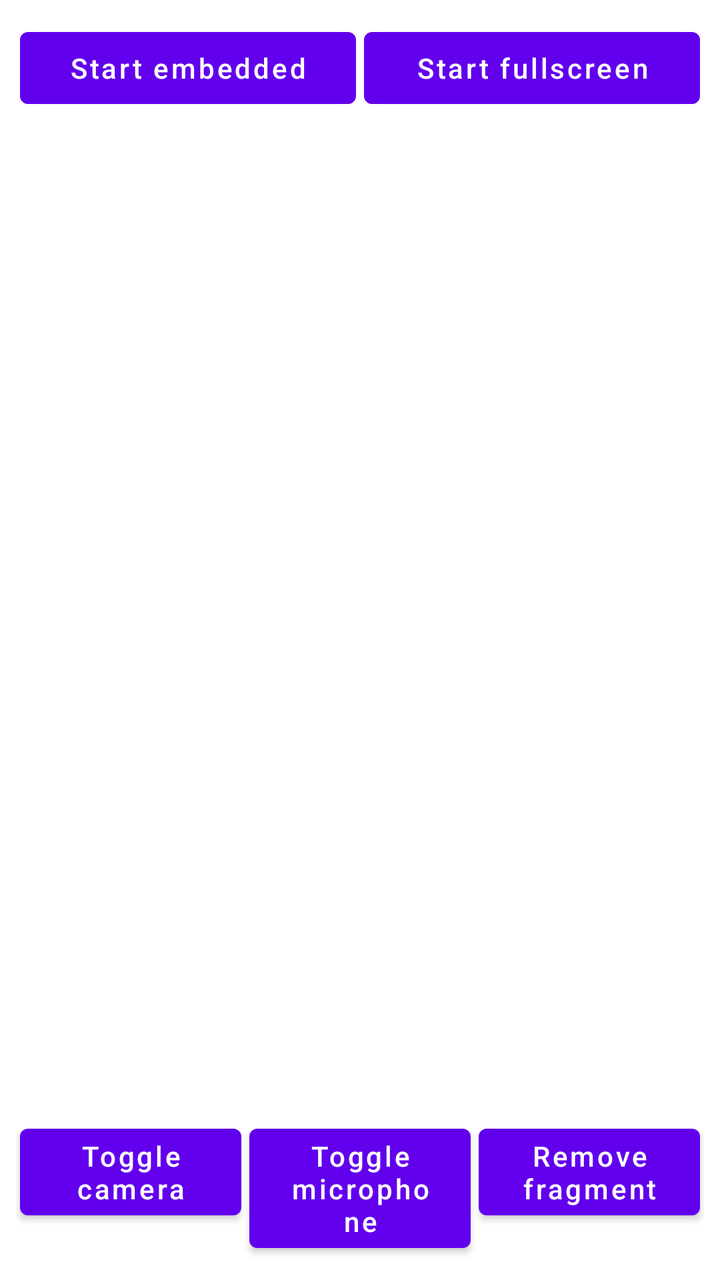
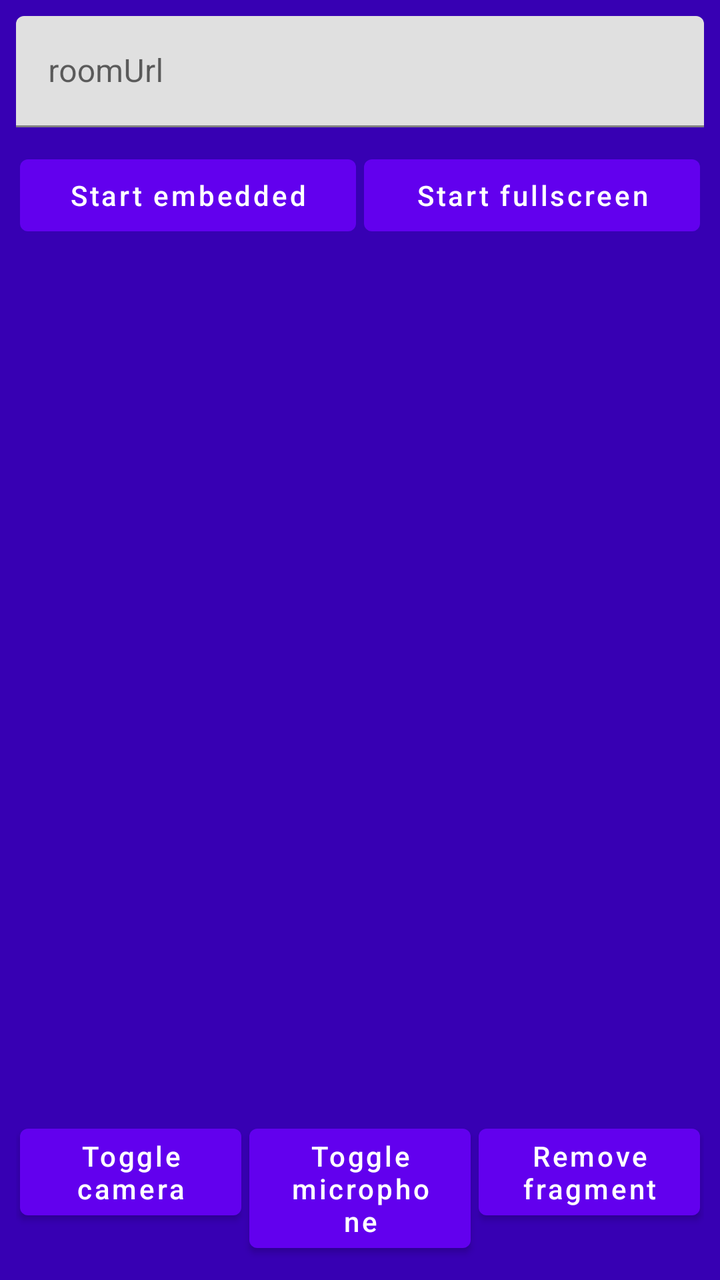

Before-and-after screenshots of an Android layout around one commit, followed by the original layout XML and the change that was made.
<!-- AndroidManifest.xml: application theme Theme.DemoApp -->
<!-- res/layout/activity_main.xml -->
<?xml version="1.0" encoding="utf-8"?>
<androidx.constraintlayout.widget.ConstraintLayout xmlns:android="http://schemas.android.com/apk/res/android"
    xmlns:app="http://schemas.android.com/apk/res-auto"
    xmlns:tools="http://schemas.android.com/tools"
    android:layout_width="match_parent"
    android:layout_height="match_parent"
    tools:context=".MainActivity">

    <LinearLayout
        android:id="@+id/layout_join_room"
        android:layout_width="match_parent"
        android:layout_height="wrap_content"
        android:gravity="center"
        android:padding="8dp"
        app:layout_constraintEnd_toEndOf="parent"
        app:layout_constraintStart_toStartOf="parent"
        app:layout_constraintTop_toTopOf="parent">

        <Button
            android:id="@+id/button_start_embedded"
            android:layout_width="0dp"
            android:layout_height="wrap_content"
            android:layout_margin="2dp"
            android:layout_weight="1"
            android:text="Start embedded" />

        <Button
            android:id="@+id/button_start_fullscreen"
            android:layout_width="0dp"
            android:layout_height="wrap_content"
            android:layout_margin="2dp"
            android:layout_weight="1"
            android:text="Start fullscreen" />

    </LinearLayout>

    <FrameLayout
        android:id="@+id/layout_fragment_container_embedded"
        android:layout_width="match_parent"
        android:layout_height="0dp"
        android:layout_marginStart="16dp"
        android:layout_marginEnd="16dp"
        app:layout_constraintBottom_toTopOf="@+id/layout_media_buttons"
        app:layout_constraintEnd_toEndOf="parent"
        app:layout_constraintHorizontal_bias="0.494"
        app:layout_constraintStart_toStartOf="parent"
        app:layout_constraintTop_toBottomOf="@+id/layout_join_room" />

    <LinearLayout
        android:id="@+id/layout_media_buttons"
        android:layout_width="match_parent"
        android:layout_height="wrap_content"
        android:padding="8dp"
        app:layout_constraintBottom_toBottomOf="parent"
        app:layout_constraintEnd_toEndOf="parent"
        app:layout_constraintStart_toStartOf="parent">

        <Button
            android:id="@+id/button_toggle_camera"
            android:layout_width="0dp"
            android:layout_height="wrap_content"
            android:layout_margin="2dp"
            android:layout_weight="1"
            android:text="Toggle camera" />

        <Button
            android:id="@+id/button_toggle_microphone"
            android:layout_width="0dp"
            android:layout_height="wrap_content"
            android:layout_margin="2dp"
            android:layout_weight="1"
            android:text="Toggle microphone" />

        <Button
            android:id="@+id/button_remove_fragment"
            android:layout_width="0dp"
            android:layout_height="wrap_content"
            android:layout_margin="2dp"
            android:layout_weight="1"
            android:text="Remove fragment" />

    </LinearLayout>

    <FrameLayout
        android:id="@+id/layout_fragment_container_fullscreen"
        android:layout_width="match_parent"
        android:layout_height="match_parent" />


</androidx.constraintlayout.widget.ConstraintLayout>
<!-- resources referenced by this layout -->
<resources>
  <style name="Theme.DemoApp" parent="Theme.MaterialComponents.DayNight.NoActionBar">
          
          <item name="colorPrimary">@color/purple_500</item>
          <item name="colorPrimaryVariant">@color/purple_700</item>
          <item name="colorOnPrimary">@color/white</item>
          
          <item name="colorSecondary">@color/teal_200</item>
          <item name="colorSecondaryVariant">@color/teal_700</item>
          <item name="colorOnSecondary">@color/black</item>
          
          <item name="android:statusBarColor" tools:targetApi="l">?attr/colorPrimaryVariant</item>
          
          <item name="android:textAllCaps">false</item>
      </style>
  <color name="purple_500">#FF6200EE</color>
  <color name="purple_700">#FF3700B3</color>
  <color name="white">#FFFFFFFF</color>
  <color name="teal_200">#FF03DAC5</color>
  <color name="teal_700">#FF018786</color>
  <color name="black">#FF000000</color>
</resources>

<!-- the commit's change to res/layout/activity_main.xml (unified diff, before → after) -->
@@ -4,7 +4,28 @@
     xmlns:tools="http://schemas.android.com/tools"
     android:layout_width="match_parent"
     android:layout_height="match_parent"
-    tools:context=".MainActivity">
+    tools:context=".MainActivity"
+    android:background="@color/purple_700">
+
+    <com.google.android.material.textfield.TextInputLayout
+        android:id="@+id/text_input_layout"
+        android:layout_width="match_parent"
+        android:layout_height="wrap_content"
+        android:layout_marginStart="8dp"
+        android:layout_marginTop="8dp"
+        android:layout_marginEnd="8dp"
+        app:layout_constraintEnd_toEndOf="parent"
+        app:layout_constraintStart_toStartOf="parent"
+        app:layout_constraintTop_toTopOf="parent">
+
+        <com.google.android.material.textfield.TextInputEditText
+            android:id="@+id/text_input_room_url"
+            android:layout_width="match_parent"
+            android:layout_height="wrap_content"
+            android:hint="roomUrl"
+            android:textColorHint="#616161"
+            tools:ignore="TextContrastCheck" />
+    </com.google.android.material.textfield.TextInputLayout>
 
     <LinearLayout
         android:id="@+id/layout_join_room"
@@ -14,7 +35,7 @@
         android:padding="8dp"
         app:layout_constraintEnd_toEndOf="parent"
         app:layout_constraintStart_toStartOf="parent"
-        app:layout_constraintTop_toTopOf="parent">
+        app:layout_constraintTop_toBottomOf="@+id/text_input_layout">
 
         <Button
             android:id="@+id/button_start_embedded"
@@ -84,7 +105,9 @@
     <FrameLayout
         android:id="@+id/layout_fragment_container_fullscreen"
         android:layout_width="match_parent"
-        android:layout_height="match_parent" />
+        android:layout_height="match_parent"
+        android:background="@color/purple_200"
+        android:visibility="invisible" />
 
 
 </androidx.constraintlayout.widget.ConstraintLayout>
<!-- resource entries referenced after the edit -->
@@ -1,5 +1,6 @@
 <!-- resources referenced by this layout -->
 <resources>
+  <color name="purple_200">#FFBB86FC</color>
   <style name="Theme.DemoApp" parent="Theme.MaterialComponents.DayNight.NoActionBar">
           
           <item name="colorPrimary">@color/purple_500</item>
